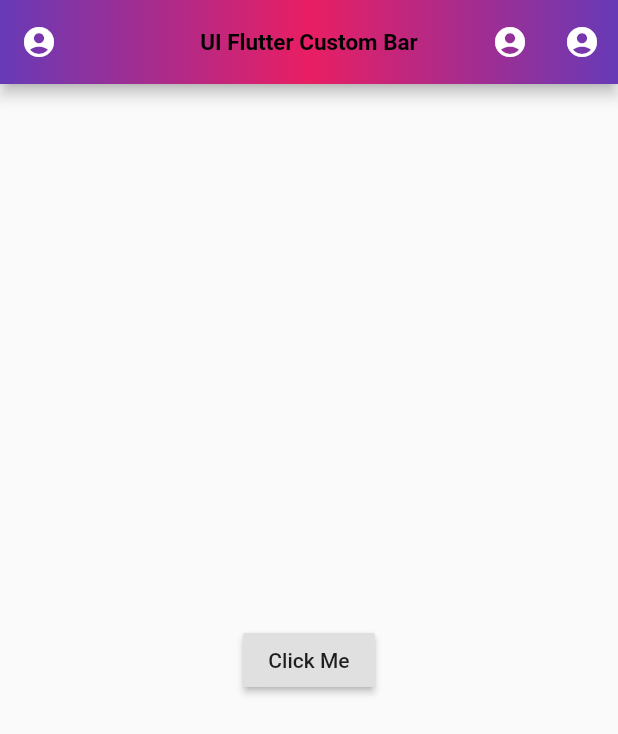
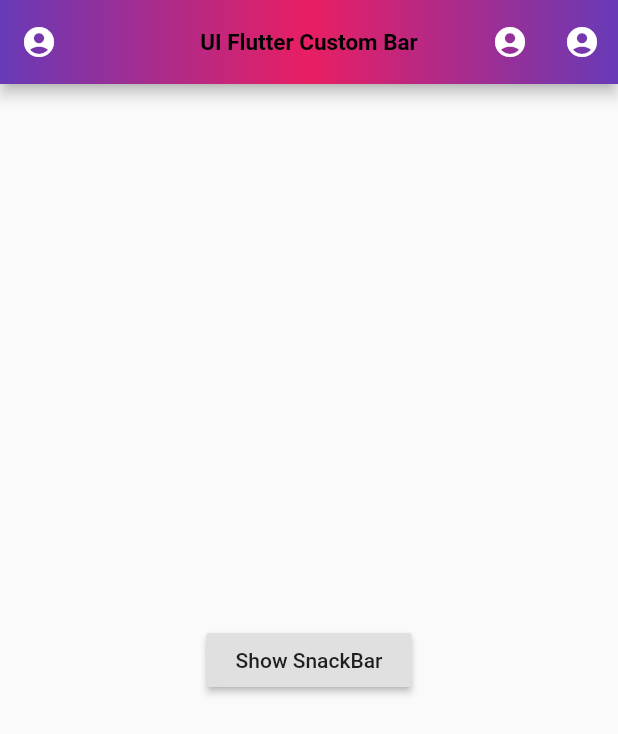
Before and after one commit to Devsaci/custom_appbarV2, a Flutter app: the screen it shows after launch, on a phone screen of 412 x 824 dp. Shown: the top 734 px of the screen. Run offline on Flutter 3.47's test engine with Material 2 defaults, Android fonts, the phone set to English and light mode, and no system bars; our stand-ins replace fluttertoast.

Commit message:
91. SnackBar

```diff
--- a/lib/main.dart
+++ b/lib/main.dart
@@ -78,10 +78,13 @@ class _MyHomePageState extends State<MyHomePage> {
       ),
       body: Center(
         child: RaisedButton(
+          child: Text(" Show SnackBar "),
           onPressed: () {
-            builddDialog(context);
+           final sBar = SnackBar(content: Text("SnackBar"));
+           Scaffold.of(context).showSnackBar(sBar);
           },
-          child: Text("Click Me"),
+
+
         ),
       ),
     );
@@ -128,6 +131,7 @@ class _MyHomePageState extends State<MyHomePage> {
           )),
     );
     showDialog(
+        barrierColor: Colors.red.withOpacity(0.5),
         barrierDismissible: false,
         context: context,
         builder: (BuildContext context) {
```
